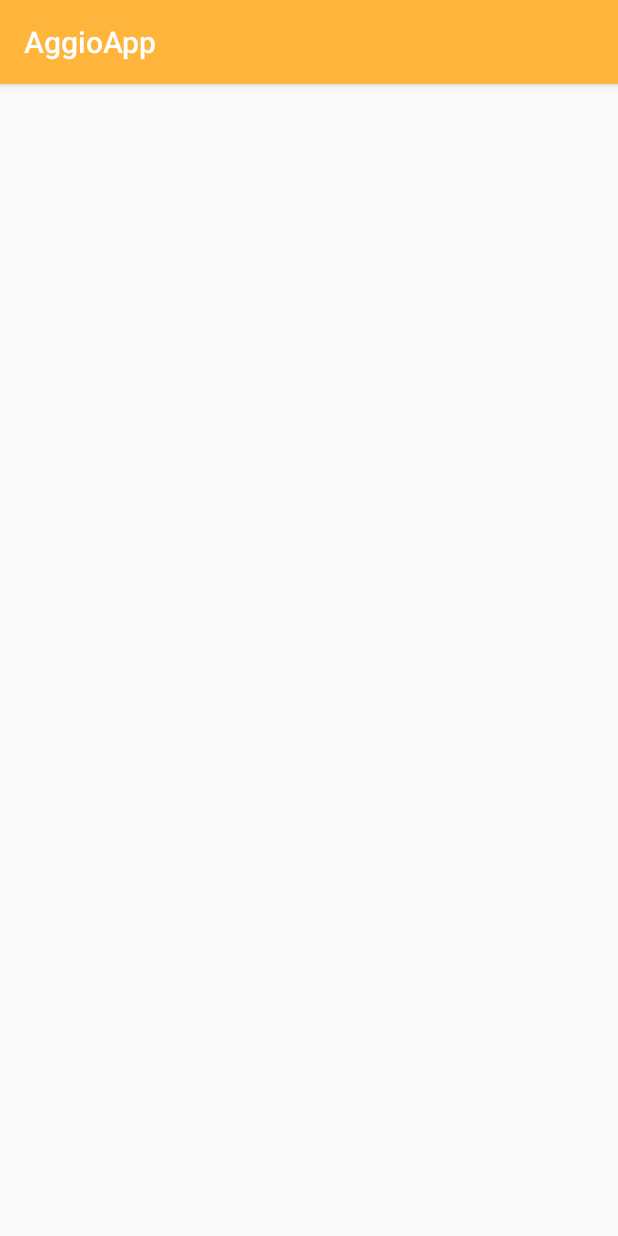
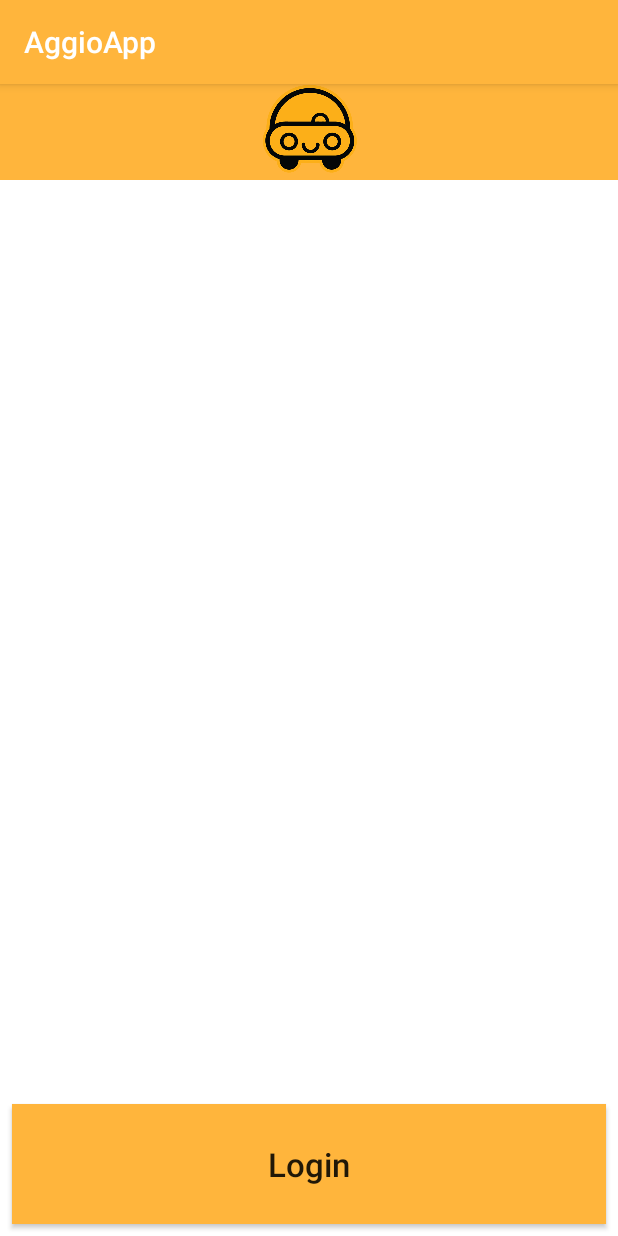
Before and after one commit to Arthur4718/Aggio, an Android app: the loginActivity screen opened directly, with no data from a screen before it, on a phone screen of 412 x 824 dp. Run offline under Robolectric (Android 15) with nearby library versions, the phone set to English and light mode, and no system bars.

Commit message:
Activity Login Layout
Added xml file and some elements to the view.

```diff
--- a/app/src/main/res/layout/activity_login.xml
+++ b/app/src/main/res/layout/activity_login.xml
@@ -4,6 +4,53 @@
     xmlns:tools="http://schemas.android.com/tools"
     android:layout_width="match_parent"
     android:layout_height="match_parent"
+    android:background="@android:color/white"
     tools:context=".activities.loginActivity">
 
+    <LinearLayout
+        android:layout_width="match_parent"
+        android:layout_height="wrap_content"
+        app:layout_constraintEnd_toEndOf="parent"
+        app:layout_constraintStart_toStartOf="parent"
+        app:layout_constraintTop_toTopOf="parent">
+
+
+        <ImageView
+            android:id="@+id/imageView"
+            android:layout_width="64dp"
+            android:layout_height="64dp"
+            android:layout_marginEnd="0dp"
+            android:layout_marginStart="0dp"
+            android:layout_marginTop="0dp"
+            android:layout_weight="1"
+            android:background="@color/colorPrimary"
+            app:layout_constraintEnd_toEndOf="parent"
+            app:layout_constraintStart_toStartOf="parent"
+            app:layout_constraintTop_toTopOf="@+id/guideline"
+            app:srcCompat="@drawable/logo" />
+    </LinearLayout>
+
+
+    <android.support.constraint.Guideline
+        android:id="@+id/guideline"
+        android:layout_width="wrap_content"
+        android:layout_height="wrap_content"
+        android:orientation="horizontal"
+        app:layout_constraintGuide_percent="0.15" />
+
+    <Button
+        android:id="@+id/button"
+        android:layout_width="0dp"
+        android:layout_height="80dp"
+        android:layout_marginBottom="8dp"
+        android:layout_marginEnd="8dp"
+        android:layout_marginStart="8dp"
+        android:text="Login"
+        android:textStyle="normal"
+        android:textAllCaps="false"
+        android:textSize="22sp"
+        android:background="@color/colorPrimary"
+        app:layout_constraintBottom_toBottomOf="parent"
+        app:layout_constraintEnd_toEndOf="parent"
+        app:layout_constraintStart_toStartOf="parent" />
 </android.support.constraint.ConstraintLayout>
```
